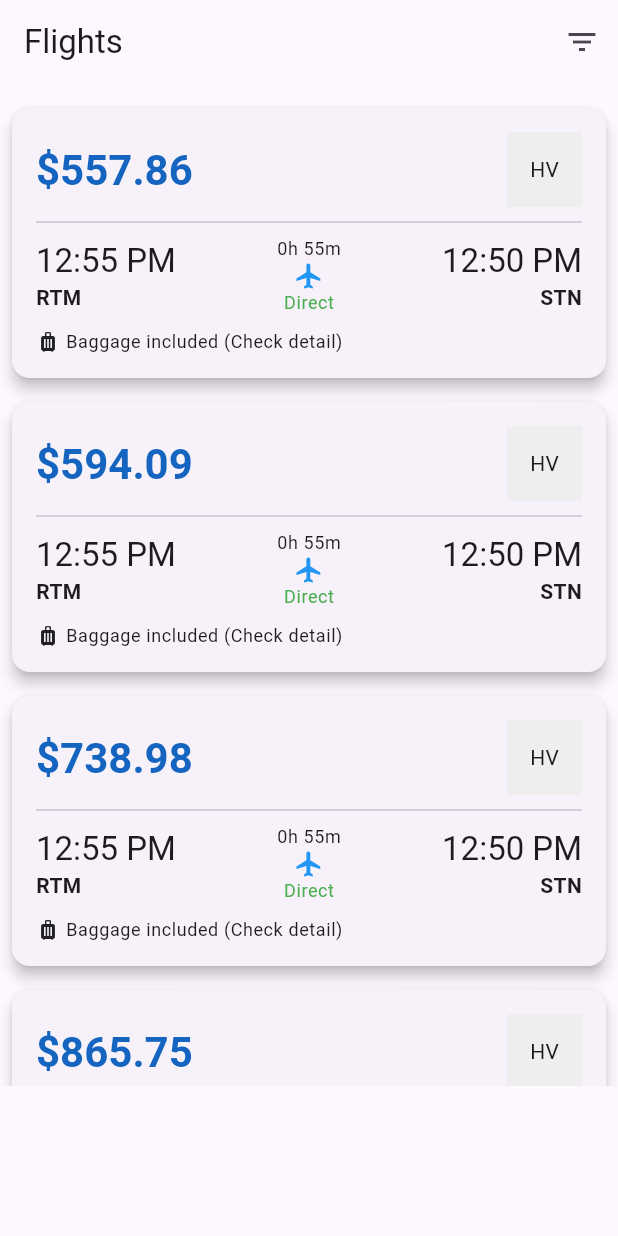
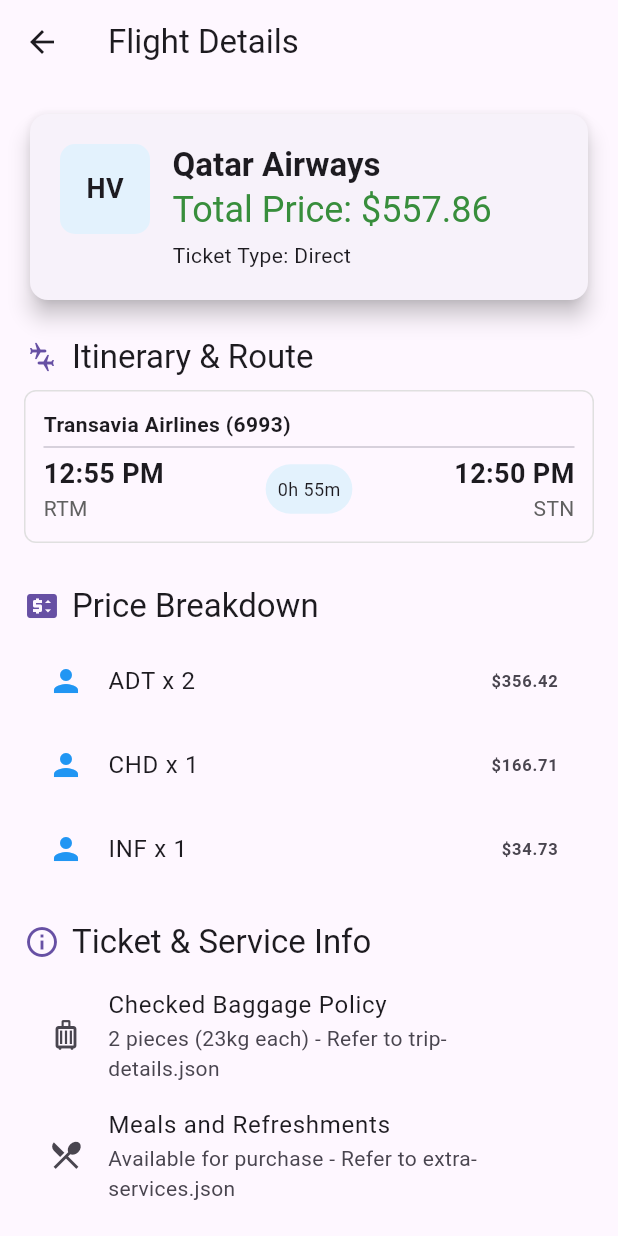
Before and after one commit to JoshuaNgugi/tourlast_assessment, a Flutter app: the screen it shows after launch, after a tap on an icon or button, on a phone screen of 412 x 824 dp. Run offline on Flutter 3.47's test engine with Material 3 defaults, Android fonts, the phone set to English and light mode, and no system bars.

Commit message:
Add flight details screen

```diff
--- a/lib/main.dart
+++ b/lib/main.dart
@@ -1,4 +1,6 @@
 import 'package:flutter/material.dart';
+import 'package:tourlast_assessment/models/flight_itinerary.dart';
+import 'package:tourlast_assessment/screens/flight_detail_screen.dart';
 import 'package:tourlast_assessment/screens/flight_list_screen.dart';
 
 void main() {
@@ -21,6 +23,11 @@
       initialRoute: FlightListScreen.routeName,
       routes: {
         FlightListScreen.routeName: (context) => const FlightListScreen(),
+        FlightDetailScreen.routeName: (context) {
+          final flight =
+              ModalRoute.of(context)!.settings.arguments as FlightItinerary;
+          return FlightDetailScreen(flight: flight);
+        },
       },
     );
   }
--- /dev/null
+++ b/lib/screens/flight_detail_screen.dart
@@ -0,0 +1,245 @@
+import 'package:flutter/material.dart';
+import 'package:tourlast_assessment/models/flight_itinerary.dart';
+import 'package:tourlast_assessment/models/flight_segment.dart';
+import 'package:tourlast_assessment/models/passenger_fare_breakdown.dart';
+
+class FlightDetailScreen extends StatelessWidget {
+  static const String routeName = '/flight-details';
+
+  final FlightItinerary flight;
+
+  FlightDetailScreen({required this.flight, super.key});
+
+  @override
+  Widget build(BuildContext context) {
+    return Scaffold(
+      appBar: AppBar(title: const Text('Flight Details')),
+      body: SingleChildScrollView(
+        padding: const EdgeInsets.all(16.0),
+        child: Column(
+          crossAxisAlignment: CrossAxisAlignment.start,
+          children: [
+            // Header and Total Price
+            _buildHeaderCard(context, 'Qatar Airways'),
+            const SizedBox(height: 20),
+            // Flight Segments/Itinerary
+            _buildSectionTitle(
+              context,
+              Icons.connecting_airports,
+              'Itinerary & Route',
+            ),
+            ...flight.segments
+                .map((s) => _buildSegmentTile(context, s))
+                .toList(),
+            // Price Breakdown
+            const SizedBox(height: 20),
+            _buildSectionTitle(context, Icons.price_change, 'Price Breakdown'),
+            _buildPriceBreakdown(context, flight.passengerBreakdowns),
+            // Additional Information
+            const SizedBox(height: 20),
+            _buildSectionTitle(
+              context,
+              Icons.info_outline,
+              'Ticket & Service Info',
+            ),
+            _buildServiceDetails(context),
+            const SizedBox(height: 40),
+            Center(
+              child: ElevatedButton(
+                onPressed: () {
+                  ScaffoldMessenger.of(context).showSnackBar(
+                    const SnackBar(content: Text('Proceed to Booking...')),
+                  );
+                },
+                style: ElevatedButton.styleFrom(
+                  padding: const EdgeInsets.symmetric(
+                    horizontal: 40,
+                    vertical: 15,
+                  ),
+                ),
+                child: Text(
+                  'Book this Flight for \$${flight.totalFareAmount.toStringAsFixed(2)}',
+                ),
+              ),
+            ),
+            const SizedBox(height: 100),
+          ],
+        ),
+      ),
+    );
+  }
+
+  Widget _buildHeaderCard(BuildContext context, String airlineName) {
+    return Card(
+      elevation: 6,
+      child: Padding(
+        padding: const EdgeInsets.all(20.0),
+        child: Row(
+          crossAxisAlignment: CrossAxisAlignment.start,
+          children: [
+            Container(
+              width: 60,
+              height: 60,
+              decoration: BoxDecoration(
+                color: Colors.blue.shade50,
+                borderRadius: BorderRadius.circular(10),
+              ),
+              child: Center(
+                child: Text(
+                  flight.validatingAirlineCode,
+                  style: const TextStyle(
+                    fontWeight: FontWeight.bold,
+                    fontSize: 18,
+                  ),
+                ),
+              ),
+            ),
+            const SizedBox(width: 15),
+            Expanded(
+              child: Column(
+                crossAxisAlignment: CrossAxisAlignment.start,
+                children: [
+                  Text(
+                    airlineName,
+                    style: Theme.of(context).textTheme.titleLarge?.copyWith(
+                      fontWeight: FontWeight.bold,
+                    ),
+                  ),
+                  Text(
+                    'Total Price: \$${flight.totalFareAmount.toStringAsFixed(2)}',
+                    style: Theme.of(context).textTheme.headlineSmall?.copyWith(
+                      color: Colors.green.shade700,
+                    ),
+                  ),
+                  const SizedBox(height: 4),
+                  Text(
+                    'Ticket Type: ${flight.totalStops == 0 ? 'Direct' : '${flight.totalStops} Stop(s)'}',
+                  ),
+                ],
+              ),
+            ),
+          ],
+        ),
+      ),
+    );
+  }
+
+  Widget _buildSegmentTile(BuildContext context, FlightSegment segment) {
+    final depTime = TimeOfDay.fromDateTime(
+      segment.departureTime,
+    ).format(context);
+    final arrTime = TimeOfDay.fromDateTime(segment.arrivalTime).format(context);
+    final duration =
+        '${(int.parse(segment.durationMinutes) / 60).floor()}h ${int.parse(segment.durationMinutes) % 60}m';
+
+    return Padding(
+      padding: const EdgeInsets.only(bottom: 8.0),
+      child: Container(
+        padding: const EdgeInsets.all(12),
+        decoration: BoxDecoration(
+          border: Border.all(color: Colors.grey.shade300),
+          borderRadius: BorderRadius.circular(8),
+        ),
+        child: Column(
+          crossAxisAlignment: CrossAxisAlignment.start,
+          children: [
+            Text(
+              '${segment.marketingAirlineName} (${segment.flightNumber})',
+              style: const TextStyle(fontWeight: FontWeight.bold),
+            ),
+            const Divider(height: 10),
+            Row(
+              mainAxisAlignment: MainAxisAlignment.spaceBetween,
+              children: [
+                _buildTimeInfo(depTime, segment.departureAirportCode, true),
+                Container(
+                  padding: const EdgeInsets.all(8),
+                  decoration: BoxDecoration(
+                    color: Colors.blue.shade50,
+                    borderRadius: BorderRadius.circular(20),
+                  ),
+                  child: Text(duration, style: const TextStyle(fontSize: 12)),
+                ),
+                _buildTimeInfo(arrTime, segment.arrivalAirportCode, false),
+              ],
+            ),
+          ],
+        ),
+      ),
+    );
+  }
+
+  Widget _buildTimeInfo(String time, String code, bool isDeparture) {
+    return Column(
+      crossAxisAlignment: isDeparture
+          ? CrossAxisAlignment.start
+          : CrossAxisAlignment.end,
+      children: [
+        Text(
+          time,
+          style: const TextStyle(fontSize: 18, fontWeight: FontWeight.w600),
+        ),
+        Text(code, style: TextStyle(color: Colors.grey.shade700)),
+      ],
+    );
+  }
+
+  Widget _buildPriceBreakdown(
+    BuildContext context,
+    List<PassengerFareBreakdown> breakdowns,
+  ) {
+    return Column(
+      children: breakdowns
+          .map(
+            (b) => ListTile(
+              leading: const Icon(Icons.person, color: Colors.blue),
+              title: Text('${b.passengerType} x ${b.quantity}'),
+              trailing: Text(
+                '\$${b.totalFare.toStringAsFixed(2)}',
+                style: const TextStyle(fontWeight: FontWeight.w600),
+              ),
+            ),
+          )
+          .toList(),
+    );
+  }
+
+  Widget _buildServiceDetails(BuildContext context) {
+    return Column(
+      children: [
+        ListTile(
+          leading: const Icon(Icons.luggage_outlined),
+          title: const Text('Checked Baggage Policy'),
+          subtitle: const Text(
+            '2 pieces (23kg each) - Refer to trip-details.json',
+          ),
+        ),
+        ListTile(
+          leading: const Icon(Icons.restaurant_menu),
+          title: const Text('Meals and Refreshments'),
+          subtitle: const Text(
+            'Available for purchase - Refer to extra-services.json',
+          ),
+        ),
+        ListTile(
+          leading: const Icon(Icons.cancel_outlined),
+          title: const Text('Cancellation Policy'),
+          subtitle: const Text('Non-Refundable (See PenaltyDetails)'),
+        ),
+      ],
+    );
+  }
+
+  Widget _buildSectionTitle(BuildContext context, IconData icon, String title) {
+    return Padding(
+      padding: const EdgeInsets.only(bottom: 8.0),
+      child: Row(
+        children: [
+          Icon(icon, color: Theme.of(context).primaryColor),
+          const SizedBox(width: 8),
+          Text(title, style: Theme.of(context).textTheme.titleLarge),
+        ],
+      ),
+    );
+  }
+}
--- a/lib/widgets/flight_card.dart
+++ b/lib/widgets/flight_card.dart
@@ -2,6 +2,7 @@
 
 import 'package:flutter/material.dart';
 import 'package:tourlast_assessment/models/flight_itinerary.dart';
+import 'package:tourlast_assessment/screens/flight_detail_screen.dart';
 
 class FlightCard extends StatelessWidget {
   final FlightItinerary flight;
@@ -9,7 +10,12 @@
   const FlightCard({super.key, required this.flight});
 
   void _navigateToDetail(BuildContext context) {
-    // TODO: implement navigation
+    Navigator.push(
+      context,
+      MaterialPageRoute(
+        builder: (context) => FlightDetailScreen(flight: flight),
+      ),
+    );
   }
 
   @override
```
